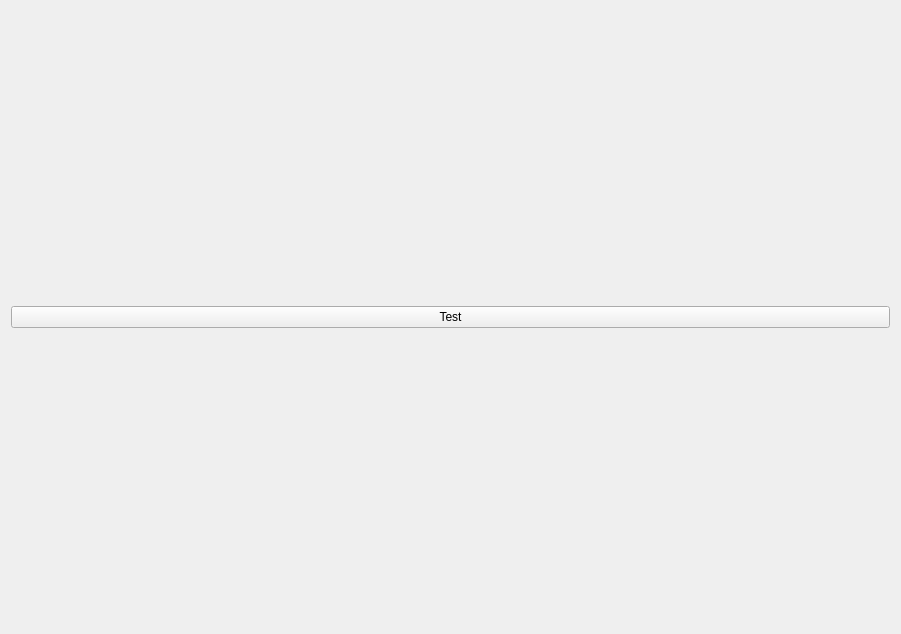
First picture: the form in topjcdialog.ui, repository chozabu/WebScriptRS, before the edit.
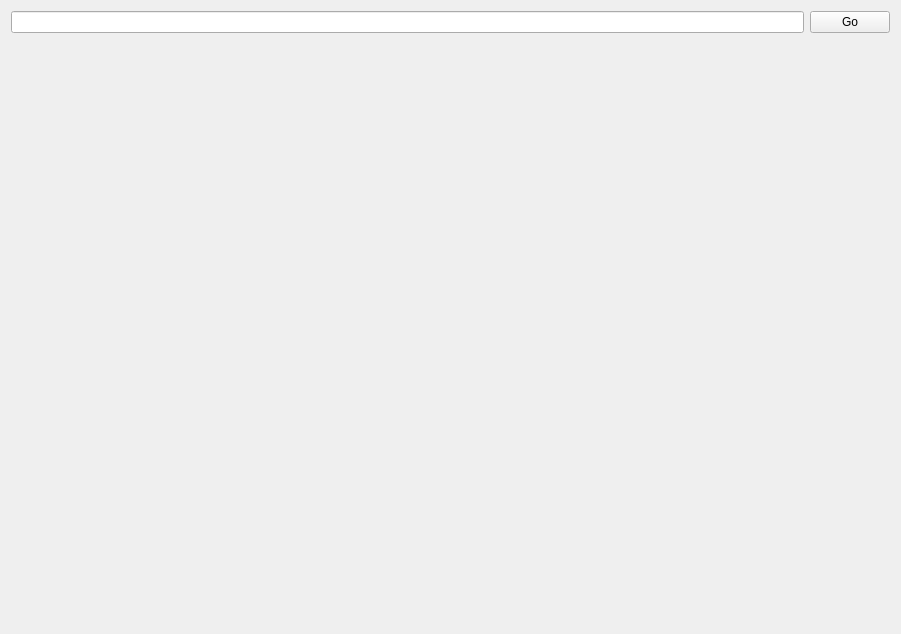
Second picture: the form after the edit.

Commit message: Added a URL bar

Patch:
```diff
--- a/topjcdialog.ui
+++ b/topjcdialog.ui
@@ -14,15 +14,22 @@
    <string>Form</string>
   </property>
   <layout class="QGridLayout" name="gridLayout">
-   <item row="0" column="0">
+   <item row="2" column="0">
+    <layout class="QHBoxLayout" name="horizontalLayout">
+     <item>
+      <widget class="QLineEdit" name="lineEdit"/>
+     </item>
+     <item>
     <widget class="QPushButton" name="testButton">
      <property name="text">
-      <string>Test</string>
+        <string>Go</string>
      </property>
     </widget>
    </item>
-   <item row="1" column="0">
-    <layout class="QVBoxLayout" name="verticalLayout"/>
+    </layout>
+   </item>
+   <item row="3" column="0" rowspan="2">
+    <layout class="QVBoxLayout" name="verticalLayout" stretch=""/>
    </item>
   </layout>
  </widget>
```
Lines whose indentation alone changed are shown as unchanged. The commit also changes 2 other files.
